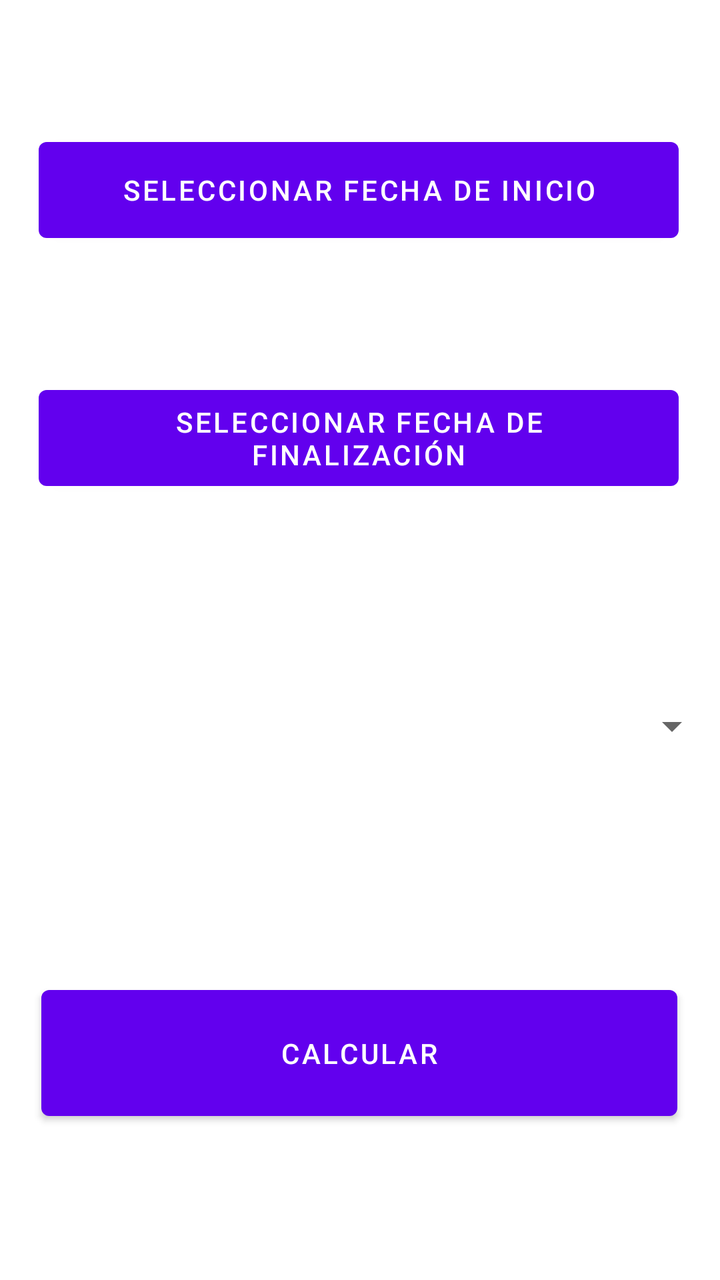
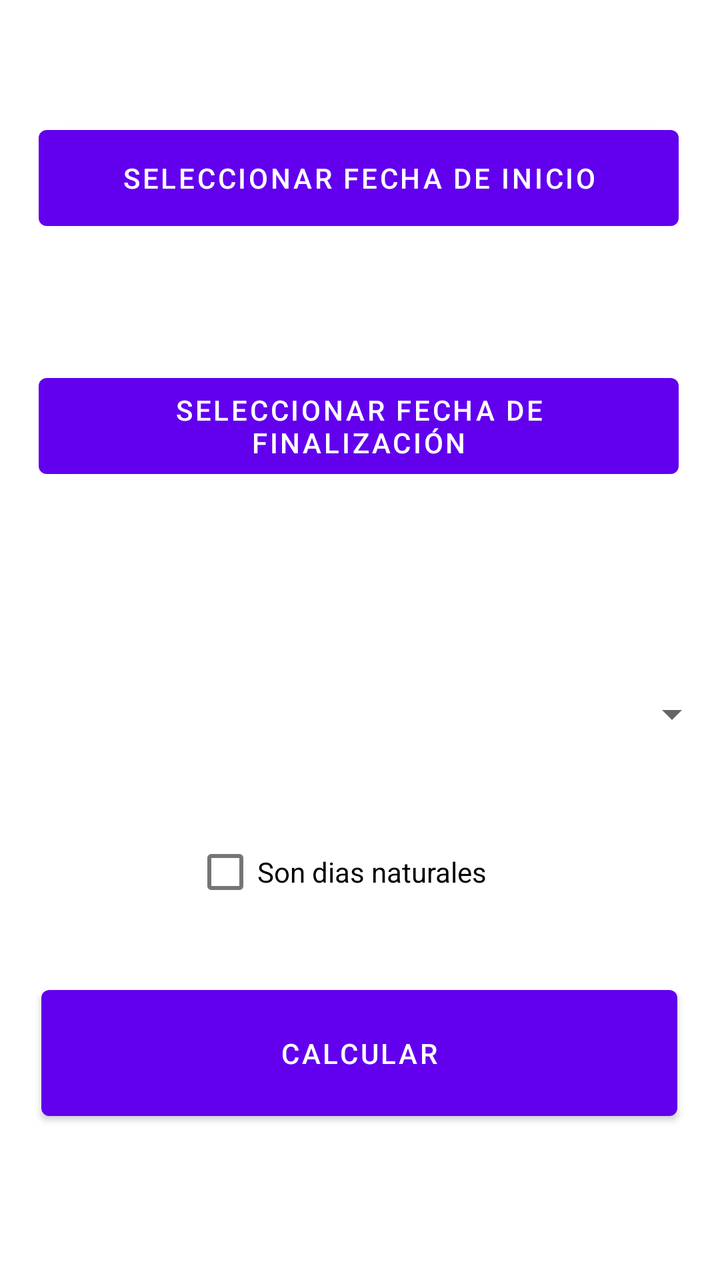

Two renders of the same Android screen: before a commit and after it. Below are the layout's source before the change and the commit's diff.
<!-- AndroidManifest.xml: application theme Theme.NiUnDiaGratis -->
<!-- res/layout/fragment_mod_permiso_seleccionado.xml -->
<?xml version="1.0" encoding="utf-8"?>
<androidx.constraintlayout.widget.ConstraintLayout xmlns:android="http://schemas.android.com/apk/res/android"
    xmlns:app="http://schemas.android.com/apk/res-auto"
    xmlns:tools="http://schemas.android.com/tools"
    android:layout_width="match_parent"
    android:layout_height="match_parent"
    tools:context=".ModPermisoSeleccionadoFragment">


    <Button
        android:id="@+id/btnFechaFinPerm11"
        android:layout_width="320dp"
        android:layout_height="60dp"
        android:layout_marginBottom="88dp"
        android:text="@string/btn_fecha_fin"
        app:layout_constraintBottom_toTopOf="@+id/spinnerTipo11"
        app:layout_constraintEnd_toEndOf="parent"
        app:layout_constraintHorizontal_bias="0.487"
        app:layout_constraintStart_toStartOf="parent" />

    <Spinner
        android:id="@+id/spinnerTipo11"
        android:layout_width="360dp"
        android:layout_height="52dp"
        android:layout_marginBottom="100dp"
        android:prompt="@string/spinner_tipo_dia"
        app:layout_constraintBottom_toTopOf="@+id/buttonGuardar11"
        app:layout_constraintEnd_toEndOf="parent"
        app:layout_constraintHorizontal_bias="0.49"
        app:layout_constraintStart_toStartOf="parent" />

    <Button
        android:id="@+id/buttonGuardar11"
        android:layout_width="318dp"
        android:layout_height="75dp"
        android:layout_marginBottom="76dp"
        android:text="@string/btn_calcular"
        app:layout_constraintBottom_toBottomOf="parent"
        app:layout_constraintEnd_toEndOf="parent"
        app:layout_constraintHorizontal_bias="0.494"
        app:layout_constraintStart_toStartOf="parent" />

    <Button
        android:id="@+id/btnFechaIniPerm11"
        android:layout_width="320dp"
        android:layout_height="60dp"
        android:layout_marginBottom="64dp"
        android:text="@string/btn_fecha_inicio"
        app:layout_constraintBottom_toTopOf="@+id/btnFechaFinPerm11"
        app:layout_constraintEnd_toEndOf="parent"
        app:layout_constraintHorizontal_bias="0.487"
        app:layout_constraintStart_toStartOf="parent" />

</androidx.constraintlayout.widget.ConstraintLayout>
<!-- resources referenced by this layout -->
<resources>
  <string name="btn_calcular">Calcular</string>
  <string name="btn_fecha_fin">Seleccionar fecha de finalización</string>
  <string name="btn_fecha_inicio">Seleccionar fecha de inicio</string>
  <string name="spinner_tipo_dia">Seleccionar el tipo de día</string>
  <style name="Theme.NiUnDiaGratis" parent="Theme.MaterialComponents.DayNight.DarkActionBar">
          
          <item name="colorPrimary">@color/purple_500</item>
          <item name="colorPrimaryVariant">@color/purple_700</item>
          <item name="colorOnPrimary">@color/white</item>
          
          <item name="colorSecondary">@color/teal_200</item>
          <item name="colorSecondaryVariant">@color/teal_700</item>
          <item name="colorOnSecondary">@color/black</item>
          
          <item name="android:statusBarColor">?attr/colorPrimaryVariant</item>
          
      </style>
  <color name="purple_500">#FF6200EE</color>
  <color name="purple_700">#FF3700B3</color>
  <color name="white">#FFFFFFFF</color>
  <color name="teal_200">#FF03DAC5</color>
  <color name="teal_700">#FF018786</color>
  <color name="black">#FF000000</color>
</resources>

<!-- the commit's change to res/layout/fragment_mod_permiso_seleccionado.xml (unified diff, before → after) -->
@@ -22,9 +22,9 @@
         android:id="@+id/spinnerTipo11"
         android:layout_width="360dp"
         android:layout_height="52dp"
-        android:layout_marginBottom="100dp"
+        android:layout_marginBottom="28dp"
         android:prompt="@string/spinner_tipo_dia"
-        app:layout_constraintBottom_toTopOf="@+id/buttonGuardar11"
+        app:layout_constraintBottom_toTopOf="@+id/checkBox11"
         app:layout_constraintEnd_toEndOf="parent"
         app:layout_constraintHorizontal_bias="0.49"
         app:layout_constraintStart_toStartOf="parent" />
@@ -51,4 +51,14 @@
         app:layout_constraintHorizontal_bias="0.487"
         app:layout_constraintStart_toStartOf="parent" />
 
+    <CheckBox
+        android:id="@+id/checkBox11"
+        android:layout_width="167dp"
+        android:layout_height="50dp"
+        android:layout_marginBottom="28dp"
+        android:text="@string/d_naturales"
+        app:layout_constraintBottom_toTopOf="@+id/buttonGuardar11"
+        app:layout_constraintEnd_toEndOf="parent"
+        app:layout_constraintStart_toStartOf="parent" />
+
 </androidx.constraintlayout.widget.ConstraintLayout>
<!-- resource entries referenced after the edit -->
@@ -3,6 +3,7 @@
   <string name="btn_calcular">Calcular</string>
   <string name="btn_fecha_fin">Seleccionar fecha de finalización</string>
   <string name="btn_fecha_inicio">Seleccionar fecha de inicio</string>
+  <string name="d_naturales">Son dias naturales</string>
   <string name="spinner_tipo_dia">Seleccionar el tipo de día</string>
   <style name="Theme.NiUnDiaGratis" parent="Theme.MaterialComponents.DayNight.DarkActionBar">
           
